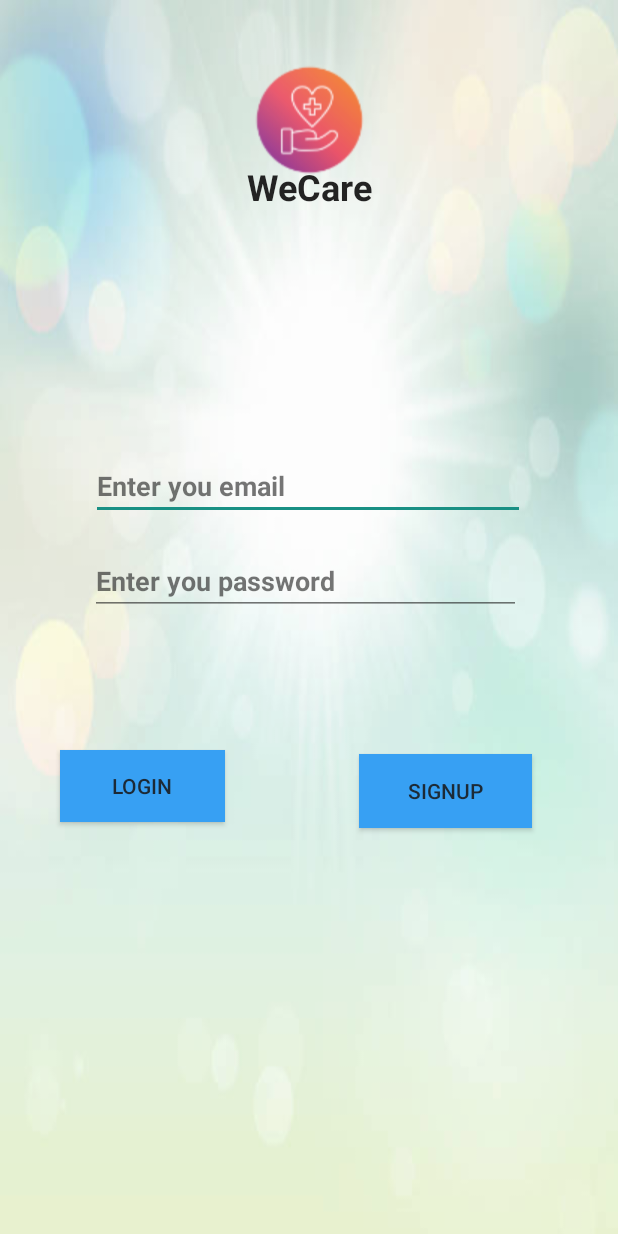
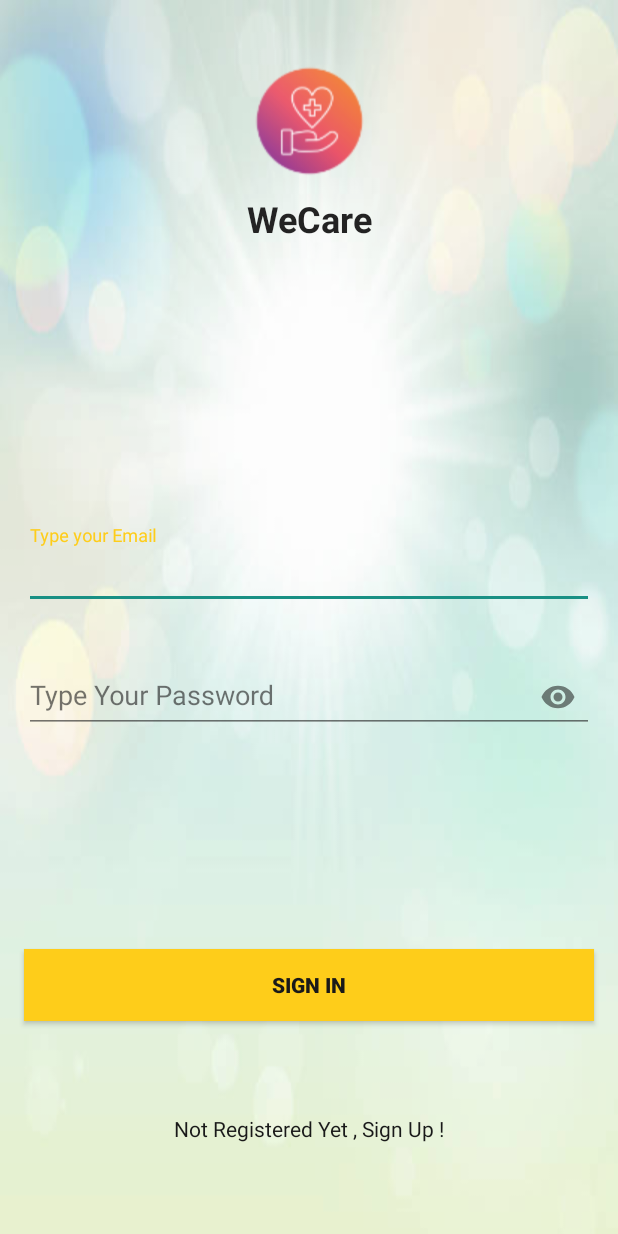
Before and after one commit to krishnasmv/cs639-Team9, an Android app built with Jetpack Compose: the layout activity_signin.xml on its own in the app's theme, with its tools: preview values and no code run, on a phone screen of 412 x 824 dp. Run offline under Robolectric (Android 15) with nearby library versions, the phone set to English and light mode, and no system bars.

Commit message:
Add signin and signup flow

```diff
--- a/app/src/main/AndroidManifest.xml
+++ b/app/src/main/AndroidManifest.xml
@@ -13,9 +13,9 @@
         android:theme="@style/Theme.AppCompat.Light.NoActionBar"
         tools:targetApi="31">
         <activity
-            android:name=".SigninActivity" />
+            android:name=".Signup_Activity" />
         <activity
-            android:name=".Signup_Activity"
+            android:name=".SigninActivity"
             android:exported="true">
             <intent-filter>
                 <action android:name="android.intent.action.MAIN" />
--- a/app/src/main/res/layout/activity_signin.xml
+++ b/app/src/main/res/layout/activity_signin.xml
@@ -7,94 +7,6 @@
     android:background="@drawable/image3"
     android:alpha="0.9"
     tools:context=".MainActivity">
-
-    <com.google.android.material.textfield.TextInputLayout
-        android:id="@+id/textInputLayout"
-        android:layout_width="match_parent"
-        android:layout_height="wrap_content"
-        android:visibility="visible"
-        tools:visibility="visible"
-        android:layout_marginHorizontal="16dp"
-        android:layout_marginTop="350dp"
-        app:boxStrokeColor="@color/yellow"
-        app:hintTextColor="@color/yellow"
-        app:layout_constraintEnd_toEndOf="parent"
-        app:layout_constraintHorizontal_bias="0.5"
-        app:layout_constraintStart_toStartOf="parent"
-        app:layout_constraintTop_toTopOf="parent">
-
-    </com.google.android.material.textfield.TextInputLayout>
-
-    <com.google.android.material.textfield.TextInputEditText
-        android:id="@+id/textInputEditText2"
-        android:layout_width="289dp"
-        android:layout_height="41dp"
-        android:accessibilityLiveRegion="polite"
-        android:allowUndo="true"
-        android:hint="Enter you email"
-        android:inputType="textEmailAddress"
-        android:textStyle="bold"
-        app:layout_constraintBottom_toBottomOf="parent"
-        app:layout_constraintEnd_toEndOf="parent"
-        app:layout_constraintHorizontal_bias="0.493"
-        app:layout_constraintStart_toStartOf="parent"
-        app:layout_constraintTop_toTopOf="parent"
-        app:layout_constraintVertical_bias="0.39" />
-
-    <com.google.android.material.textfield.TextInputLayout
-        android:id="@+id/passwordLayout"
-        android:layout_width="match_parent"
-        android:layout_height="wrap_content"
-        android:visibility="visible"
-        tools:visibility="visible"
-        android:layout_marginHorizontal="16dp"
-        android:layout_marginTop="350dp"
-        app:boxStrokeColor="@color/yellow"
-        app:hintTextColor="@color/yellow"
-        app:layout_constraintEnd_toEndOf="parent"
-        app:layout_constraintHorizontal_bias="0.5"
-        app:layout_constraintStart_toStartOf="parent"
-        app:layout_constraintTop_toTopOf="parent">
-
-    </com.google.android.material.textfield.TextInputLayout>
-
-    <com.google.android.material.textfield.TextInputEditText
-        android:id="@+id/textInputEditText"
-        android:layout_width="287dp"
-        android:layout_height="40dp"
-        android:accessibilityLiveRegion="polite"
-        android:hint="Enter you password"
-        android:inputType="textEmailAddress"
-        android:textStyle="bold"
-        app:layout_constraintBottom_toBottomOf="parent"
-        app:layout_constraintEnd_toEndOf="parent"
-        app:layout_constraintHorizontal_bias="0.482"
-        app:layout_constraintStart_toStartOf="parent"
-        app:layout_constraintTop_toBottomOf="@+id/textInputEditText2"
-        app:layout_constraintVertical_bias="0.054" />
-
-    <Button
-        android:id="@+id/button2"
-        android:layout_width="110dp"
-        android:layout_height="48dp"
-        android:layout_marginStart="40dp"
-        android:layout_marginBottom="276dp"
-        android:background="#2196F3"
-        android:text="Login"
-        app:layout_constraintBottom_toBottomOf="parent"
-        app:layout_constraintStart_toStartOf="parent" />
-
-    <Button
-        android:id="@+id/button3"
-        android:layout_width="115dp"
-        android:layout_height="49dp"
-        android:layout_marginBottom="272dp"
-        android:background="#2196F3"
-        android:text="SignUp"
-        app:layout_constraintBottom_toBottomOf="parent"
-        app:layout_constraintEnd_toEndOf="parent"
-        app:layout_constraintHorizontal_bias="0.607"
-        app:layout_constraintStart_toEndOf="@+id/button2" />
 
     <ImageView
         android:id="@+id/imageView2"
@@ -117,9 +29,79 @@
         android:textColor="#0B0B0B"
         android:textSize="24sp"
         android:textStyle="bold"
-        app:layout_constraintBottom_toTopOf="@+id/textInputEditText2"
+        app:layout_constraintBottom_toTopOf="@+id/emailLayout"
         app:layout_constraintEnd_toEndOf="parent"
         app:layout_constraintStart_toStartOf="parent"
         app:layout_constraintTop_toTopOf="parent"
-        app:layout_constraintVertical_bias="0.625" />
+        app:layout_constraintVertical_bias="0.596" />
+
+    <com.google.android.material.textfield.TextInputLayout
+        android:id="@+id/emailLayout"
+        android:layout_width="match_parent"
+        android:layout_height="wrap_content"
+        android:layout_marginHorizontal="16dp"
+        android:layout_marginTop="350dp"
+        app:boxStrokeColor="@color/yellow"
+        app:hintTextColor="@color/yellow"
+        app:layout_constraintEnd_toEndOf="parent"
+        app:layout_constraintHorizontal_bias="0.5"
+        app:layout_constraintStart_toStartOf="parent"
+        app:layout_constraintTop_toTopOf="parent">
+
+        <com.google.android.material.textfield.TextInputEditText
+            android:id="@+id/emailet"
+            android:layout_width="match_parent"
+            android:layout_height="wrap_content"
+            android:hint="Type your Email"
+            android:inputType="textEmailAddress" />
+    </com.google.android.material.textfield.TextInputLayout>
+
+    <com.google.android.material.textfield.TextInputLayout
+        android:id="@+id/passwordLayout"
+        android:layout_width="match_parent"
+        android:layout_height="wrap_content"
+        android:layout_marginHorizontal="16dp"
+        android:layout_marginTop="24dp"
+        app:boxStrokeColor="@color/yellow"
+        app:hintTextColor="@color/yellow"
+        app:layout_constraintEnd_toEndOf="parent"
+        app:layout_constraintHorizontal_bias="0.5"
+        app:layout_constraintStart_toStartOf="parent"
+        app:layout_constraintTop_toBottomOf="@id/emailLayout"
+        app:passwordToggleEnabled="true">
+
+        <com.google.android.material.textfield.TextInputEditText
+            android:id="@+id/passet"
+            android:layout_width="match_parent"
+            android:layout_height="wrap_content"
+            android:hint="Type Your Password"
+            android:inputType="textPassword" />
+    </com.google.android.material.textfield.TextInputLayout>
+
+    <Button
+        android:id="@+id/button"
+        android:layout_width="0dp"
+        android:layout_height="wrap_content"
+        android:layout_marginHorizontal="16dp"
+        android:background="@color/yellow"
+        android:text="Sign In"
+        android:textColor="@color/black"
+        android:textStyle="bold"
+        app:layout_constraintBottom_toBottomOf="parent"
+        app:layout_constraintEnd_toEndOf="parent"
+        app:layout_constraintHorizontal_bias="0.5"
+        app:layout_constraintStart_toStartOf="parent"
+        app:layout_constraintTop_toBottomOf="@+id/passwordLayout" />
+
+    <TextView
+        android:id="@+id/textView"
+        android:layout_width="wrap_content"
+        android:layout_height="wrap_content"
+        android:textColor="@color/black"
+        android:text="Not Registered Yet , Sign Up !"
+        app:layout_constraintBottom_toBottomOf="parent"
+        app:layout_constraintEnd_toEndOf="parent"
+        app:layout_constraintHorizontal_bias="0.5"
+        app:layout_constraintStart_toStartOf="parent"
+        app:layout_constraintTop_toBottomOf="@+id/button" />
 </androidx.constraintlayout.widget.ConstraintLayout>
--- a/app/src/main/res/layout/activity_signup.xml
+++ b/app/src/main/res/layout/activity_signup.xml
@@ -49,6 +49,7 @@
         app:layout_constraintTop_toTopOf="parent">
 
         <com.google.android.material.textfield.TextInputEditText
+            android:id="@+id/useremail"
             android:layout_width="match_parent"
             android:layout_height="wrap_content"
             android:hint="Type your Email"
@@ -70,6 +71,7 @@
         app:passwordToggleEnabled="true">
 
         <com.google.android.material.textfield.TextInputEditText
+            android:id="@+id/userpassword"
             android:layout_width="match_parent"
             android:layout_height="wrap_content"
             android:hint="Type Your Password"
@@ -91,6 +93,7 @@
         app:passwordToggleEnabled="true">
 
         <com.google.android.material.textfield.TextInputEditText
+            android:id="@+id/cfmpassword"
             android:layout_width="match_parent"
             android:layout_height="wrap_content"
             android:hint="Retype Your Password"
```
Also changed, not shown: app/src/main/java/com/example/wecare/SigninActivity.kt (+45 -2 lines), app/src/main/java/com/example/wecare/Signup_Activity.kt (+43 -2 lines).
